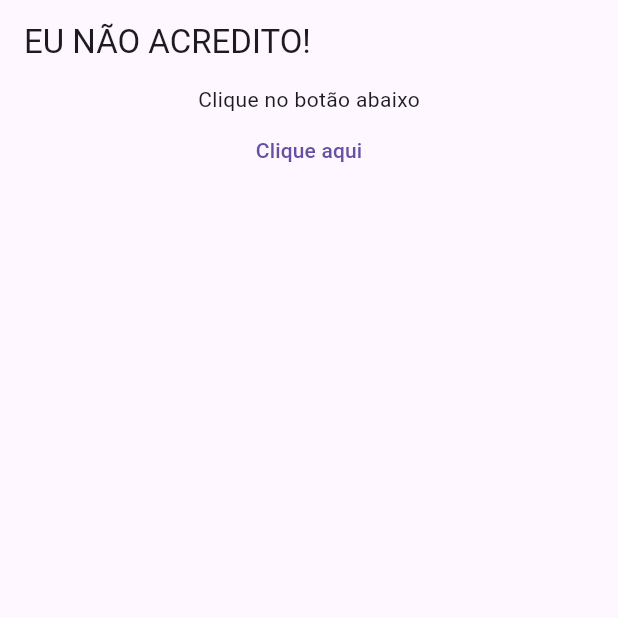
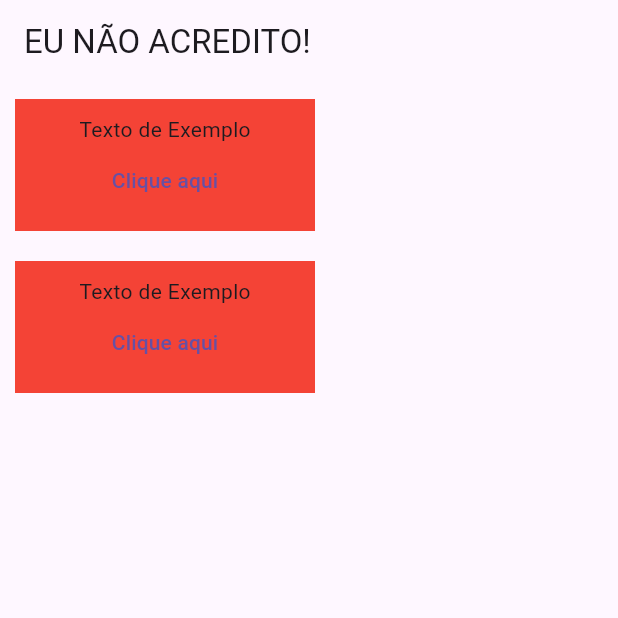
Before and after one commit to pedrokoerich/cashcontrol, a Flutter app: the screen it shows after launch, after a tap on "Clique aqui", on a phone screen of 412 x 824 dp, the top half of it. Run offline on Flutter 3.47's test engine with Material 3 defaults, Android fonts, the phone set to English and light mode, and no system bars.

Commit message:
Criando componentes externos

```diff
--- a/lib/main.dart
+++ b/lib/main.dart
@@ -24,18 +24,36 @@ class CashControl extends StatelessWidget {
         appBar: AppBar(
           title: const Text('EU NÃO ACREDITO!')
         ),
-        body: Center(
-          child: Column (
-            children: <Widget>[
-              const Text("Clique no botão abaixo"),
-              TextButton(
-                onPressed: pressButton,
-                child: const Text("Clique aqui")
-              )
-            ],
-          )
+        body: Column(
+         children: <Widget>[
+          Exemplo(),
+          Exemplo()
+         ],
         )
       )
     );
   }
 }
+
+class Exemplo extends StatelessWidget{
+  @override
+  Widget build(BuildContext context) {
+    return Container(
+      width: 200,
+      margin: EdgeInsets.all(10),
+      padding: EdgeInsets.all(10),
+      color: Colors.red,
+      child: Column(
+        children: [
+          Text("Texto de Exemplo"),
+          TextButton(
+            child: Text("Clique aqui"),
+            onPressed: () => {
+              print("EU NAO ACREDITO")
+            },
+          )
+        ],
+      ),
+    );
+  }
+}
```
